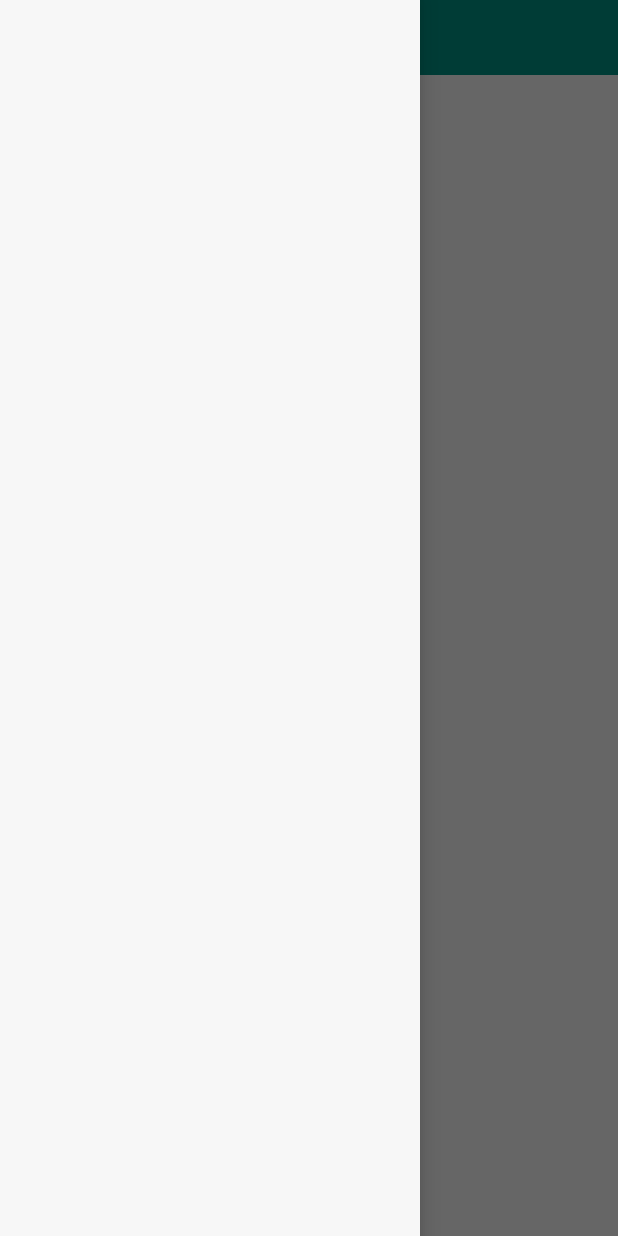
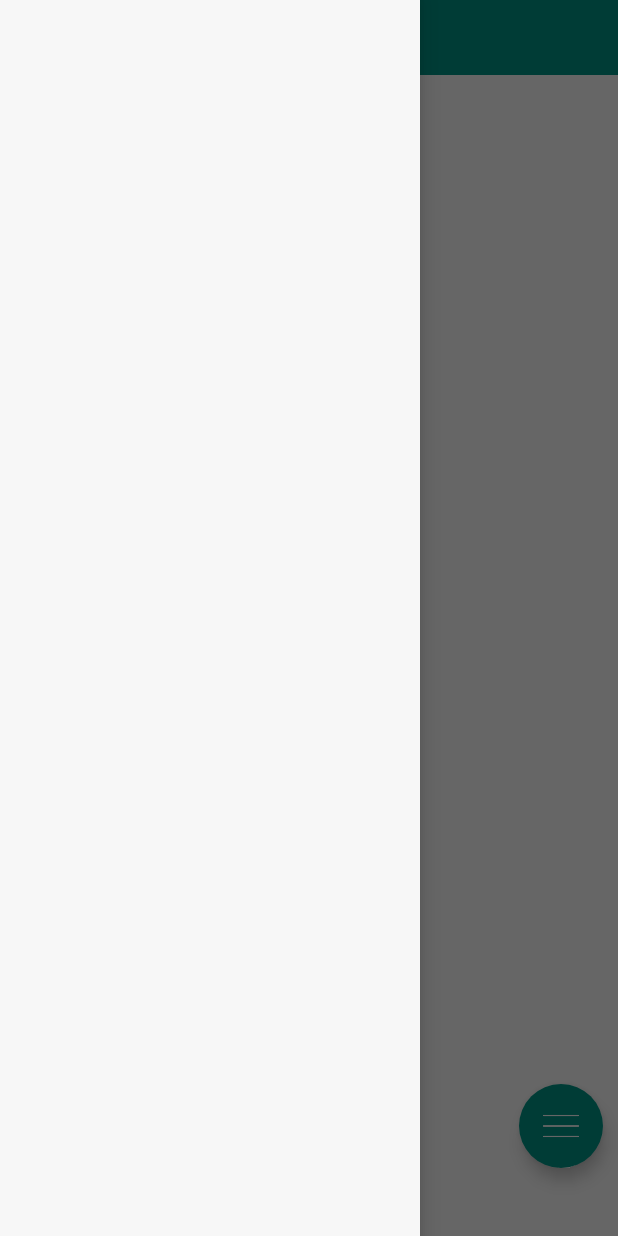
Before and after one commit to LutheranWorldRelief/AGMovil, an Android app: the Articulos screen opened directly, with no data from a screen before it, with the side drawer open, on a phone screen of 412 x 824 dp. Run offline under Robolectric (Android 15) with nearby library versions, the phone set to English and light mode, and no system bars; our stand-ins replace Volley; libraries missing offline, so code that uses them is left out: cc.cloudist.acplibrary; network calls fail; 4 statements that could not run were skipped.

Commit message:
cambios varios
agregado de botones de menu, y compartir, cambio de icono en articulos

```diff
--- a/app/src/main/AndroidManifest.xml
+++ b/app/src/main/AndroidManifest.xml
@@ -27,6 +27,7 @@
         android:icon="@mipmap/ic_launcher"
         android:label="@string/app_name"
         android:supportsRtl="true"
+        android:networkSecurityConfig="@xml/network_security_config"
         android:theme="@style/AppTheme.NoActionBar">
 
         <provider
--- a/app/src/main/java/kronos/cacaomovil/database/GuiasDB.kt
+++ b/app/src/main/java/kronos/cacaomovil/database/GuiasDB.kt
@@ -61,7 +61,7 @@ class GuiasDB(context: Context) {
 
     fun getGuiasByCategoria(idCategoria:String): Cursor {
         val param = arrayOf<String>(idCategoria)
-        return db.rawQuery("SELECT * FROM $TABLE_NAME where $categoria=?", param)
+        return db.rawQuery("SELECT * FROM $TABLE_NAME where $categoria=? ORDER BY $idWeb ASC", param)
     }
 
 
--- a/app/src/main/java/kronos/cacaomovil/models/ArticlesM.kt
+++ b/app/src/main/java/kronos/cacaomovil/models/ArticlesM.kt
@@ -6,13 +6,15 @@ class ArticlesM {
     lateinit var title: String
     lateinit var description: String
     lateinit var content: String
+    lateinit var link: String
 
-    constructor(id: String, name: String, title: String, description: String, content: String) {
+    constructor(id: String, name: String, title: String, description: String, content: String,link:String) {
         this.id = id
         this.name = name
         this.title = title
         this.description = description
         this.content = content
+        this.link = link
     }
 
     constructor() {
--- a/app/src/main/res/layout/articulos.xml
+++ b/app/src/main/res/layout/articulos.xml
@@ -12,16 +12,70 @@
         >
 
 
-        <android.support.v7.widget.Toolbar xmlns:android="http://schemas.android.com/apk/res/android"
-            xmlns:app="http://schemas.android.com/apk/res-auto"
+        <RelativeLayout
+            android:layout_width="match_parent"
+            android:layout_height="50dp"
+            android:background="@color/colorPrimary">
+
+            <ImageView
+                android:id="@+id/icons_left"
+                android:layout_width="wrap_content"
+                android:layout_height="wrap_content"
+                android:adjustViewBounds="true"
+                android:padding="13dp"
+                app:srcCompat="@drawable/icons_left" />
+
+
+            <RelativeLayout
+                android:id="@+id/contShare"
+                android:layout_width="70dp"
+                android:layout_height="50dp"
+                android:layout_alignParentRight="true"
+                android:layout_marginRight="3dp"
+                android:background="@color/colorPrimary"
+                android:visibility="gone">
+
+                <ImageView
+                    android:id="@+id/share"
+                    android:layout_width="wrap_content"
+                    android:layout_height="wrap_content"
+                    android:layout_centerHorizontal="true"
+                    android:layout_marginBottom="10dp"
+                    android:adjustViewBounds="true"
+                    android:padding="10dp"
+                    app:srcCompat="@drawable/share" />
+
+                <TextView
+                    android:layout_width="match_parent"
+                    android:layout_height="wrap_content"
+                    android:layout_alignParentBottom="true"
+                    android:layout_marginBottom="2dp"
+                    android:fontFamily="@font/robotoregular"
+                    android:gravity="center"
+                    android:text="Compartir"
+                    android:textColor="@android:color/white"
+                    android:textSize="13.5sp" />
+
+
+            </RelativeLayout>
+
+
+        </RelativeLayout>
+
+
+
+
+
+        <android.support.v7.widget.Toolbar
             android:id="@+id/toolbar"
             android:layout_width="match_parent"
             android:layout_height="50dp"
             android:background="@color/colorPrimary"
+            android:contentInsetStart="0dp"
+            android:contentInsetLeft="0dp"
             android:contentInsetEnd="0dp"
-            android:contentInsetLeft="0dp"
             android:contentInsetRight="0dp"
-            android:contentInsetStart="0dp"
+            android:visibility="gone"
             app:contentInsetEnd="0dp"
             app:contentInsetLeft="0dp"
             app:contentInsetRight="0dp"
@@ -34,17 +88,16 @@
                 android:layout_height="match_parent">
 
 
-
                 <TextView
                     android:layout_width="wrap_content"
                     android:layout_height="wrap_content"
                     android:layout_centerHorizontal="true"
                     android:layout_centerVertical="true"
-                    android:text="@string/app_name"
                     android:fontFamily="@font/robotobold"
-                    android:textSize="18sp"
                     android:paddingRight="80dp"
-                    android:textColor="@android:color/white" />
+                    android:text=" "
+                    android:textColor="@android:color/white"
+                    android:textSize="18sp" />
 
 
             </RelativeLayout>
@@ -83,6 +136,24 @@
 
             </WebView>
 
+
+            <android.support.design.widget.FloatingActionButton
+                android:id="@+id/fab"
+                android:layout_width="wrap_content"
+                android:layout_height="wrap_content"
+                android:layout_alignParentRight="true"
+                android:layout_alignParentBottom="true"
+                android:layout_marginStart="10dp"
+                android:layout_marginTop="10dp"
+                android:layout_marginEnd="10dp"
+                android:layout_marginBottom="45dp"
+                android:backgroundTint="@color/colorPrimary"
+                android:src="@drawable/menu"
+                app:borderWidth="0dp" />
+
+
+
+
         </RelativeLayout>
 
 
@@ -96,6 +167,7 @@
         android:layout_width="wrap_content"
         android:layout_gravity="start"
         android:background="#f7f7f7"
+        android:checkableBehavior="single"
         >
 
 
--- a/app/src/main/res/layout/listado_guias.xml
+++ b/app/src/main/res/layout/listado_guias.xml
@@ -42,7 +42,7 @@
                     android:layout_height="wrap_content"
                     android:layout_centerHorizontal="true"
                     android:layout_centerVertical="true"
-                    android:text="Listado de Temáticas"
+                    android:text=" "
                     android:fontFamily="@font/robotobold"
                     android:textSize="18sp"
                     android:paddingRight="80dp"
@@ -75,11 +75,11 @@
             android:layout_height="match_parent"
             android:layout_below="@+id/txGuias"
             android:layout_marginBottom="5dp"
-            android:layout_marginLeft="20dp"
+            android:layout_marginLeft="0dp"
             android:clickable="true"
             android:focusable="true"
             android:scrollbars="vertical"
-            android:layout_marginRight="20dp"
+            android:layout_marginRight="0dp"
             android:layout_marginTop="16dp"
             />
 
```
Also changed, not shown: app/build.gradle (+18 -0 lines), app/src/main/java/kronos/cacaomovil/activities/Articulos.kt (+75 -17 lines), app/src/main/java/kronos/cacaomovil/activities/ListadoGuias.kt (+3 -5 lines), app/src/main/java/kronos/cacaomovil/activities/ListadoSesiones.kt (+7 -7 lines), app/src/main/java/kronos/cacaomovil/adapter/AdapterGuias.kt (+6 -4 lines), app/src/main/java/kronos/cacaomovil/fragments/ListadoBiblioteca.kt (+22 -7 lines), app/src/main/res/drawable/chevron_right.xml (added, +8 -0 lines), app/src/main/res/layout/items_biblioteca.xml (+14 -11 lines), app/src/main/res/layout/listado_biblioteca.xml (+18 -10 lines), app/src/main/res/layout/listado_sesiones.xml (+43 -48 lines), app/src/main/java/kronos/cacaomovil/fragments/ListadoApps.kt (indentation only), app/src/main/res/drawable/icon_cacao.png (added), app/src/main/res/drawable/icons_left.png (added), app/src/main/res/drawable/menu.png (added), 1 more files.
